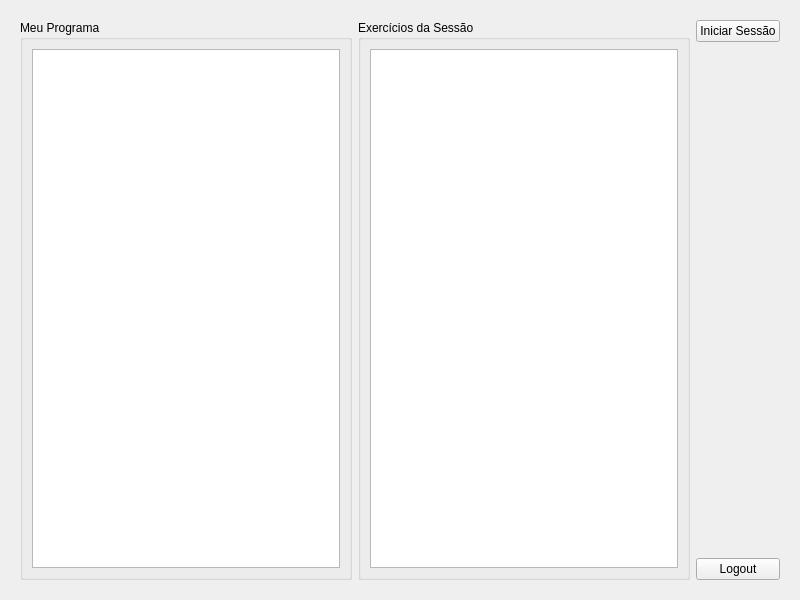
luizafcamerini/ModelagemSoftware, file ClienteWindow.ui: the form before one commit.
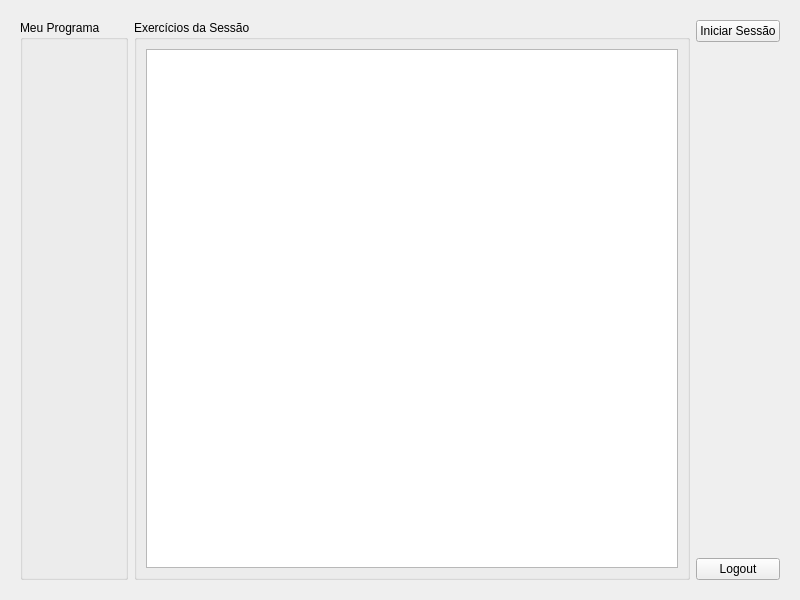
The form after the commit.

The edit to the form file:
```diff
--- a/ClienteWindow.ui
+++ b/ClienteWindow.ui
@@ -111,11 +111,7 @@
          <property name="title">
           <string>Meu Programa</string>
          </property>
-         <layout class="QGridLayout" name="gridLayout_3">
-          <item row="0" column="1">
-           <widget class="QTableWidget" name="tableWidget"/>
-          </item>
-         </layout>
+         <layout class="QGridLayout" name="gridLayout_3"/>
         </widget>
        </item>
        <item>
```
Left out of the diff: 2 changed lines with no effect on the pictures.
